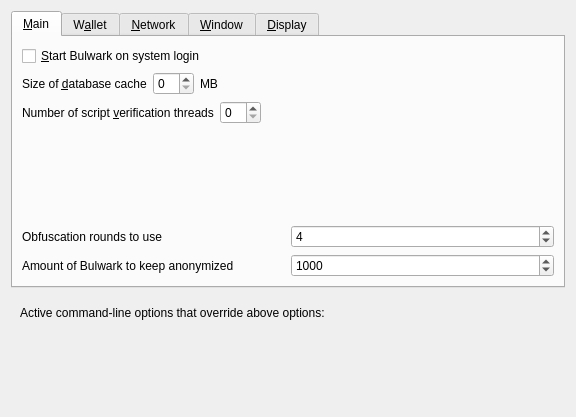
First picture: the form in src/qt/forms/optionsdialog.ui, repository TUSC-Develop/Bulwark, before the edit.
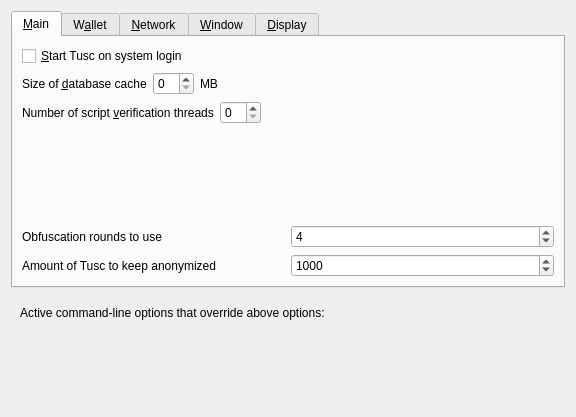
Second picture: the form after the edit. The open tabs and pages were chosen to show the change. Custom widgets are drawn as their Qt base class.

The edit to the form file:
```diff
--- a/src/qt/forms/optionsdialog.ui
+++ b/src/qt/forms/optionsdialog.ui
@@ -33,7 +33,7 @@
           <string>Automatically start Bulwark after logging in to the system.</string>
          </property>
          <property name="text">
-          <string>&amp;Start Bulwark on system login</string>
+          <string>&amp;Start Tusc on system login</string>
          </property>
         </widget>
        </item>
@@ -177,7 +177,7 @@
             <string notr="true"/>
            </property>
            <property name="text">
-            <string>Amount of Bulwark to keep anonymized</string>
+            <string>Amount of Tusc to keep anonymized</string>
            </property>
           </widget>
          </item>
```
Left out of the diff: 12 changed lines with no effect on the pictures.
